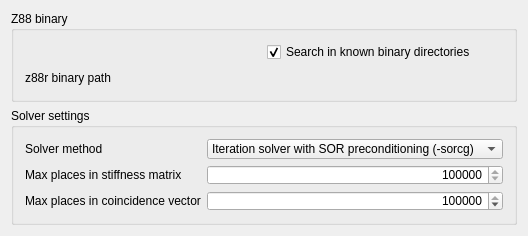
Above: src/Mod/Fem/Gui/DlgSettingsFemZ88.ui from southseact-3d/fcd before the change. Below: the same form after it.
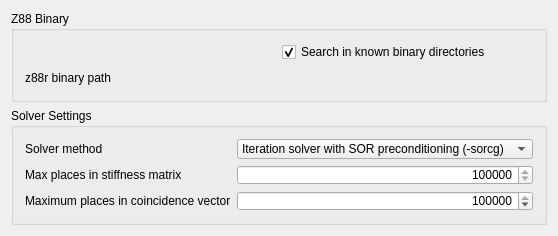
That is the form after the change. Custom widgets are drawn as their Qt base class.

The edit to the form file:
```diff
--- a/src/Mod/Fem/Gui/DlgSettingsFemZ88.ui
+++ b/src/Mod/Fem/Gui/DlgSettingsFemZ88.ui
@@ -26,7 +26,7 @@
       <enum>Qt::LeftToRight</enum>
      </property>
      <property name="title">
-      <string>Z88 binary</string>
+      <string>Z88 Binary</string>
      </property>
      <property name="alignment">
       <set>Qt::AlignLeading|Qt::AlignLeft|Qt::AlignTop</set>
@@ -135,7 +135,7 @@
       <enum>Qt::LeftToRight</enum>
      </property>
      <property name="title">
-      <string>Solver settings</string>
+      <string>Solver Settings</string>
      </property>
      <property name="alignment">
       <set>Qt::AlignLeading|Qt::AlignLeft|Qt::AlignTop</set>
@@ -237,7 +237,7 @@
         <item row="3" column="0">
          <widget class="QLabel" name="l_max_coincidence">
           <property name="text">
-           <string>Max places in coincidence vector</string>
+           <string>Maximum places in coincidence vector</string>
           </property>
          </widget>
         </item>
```
